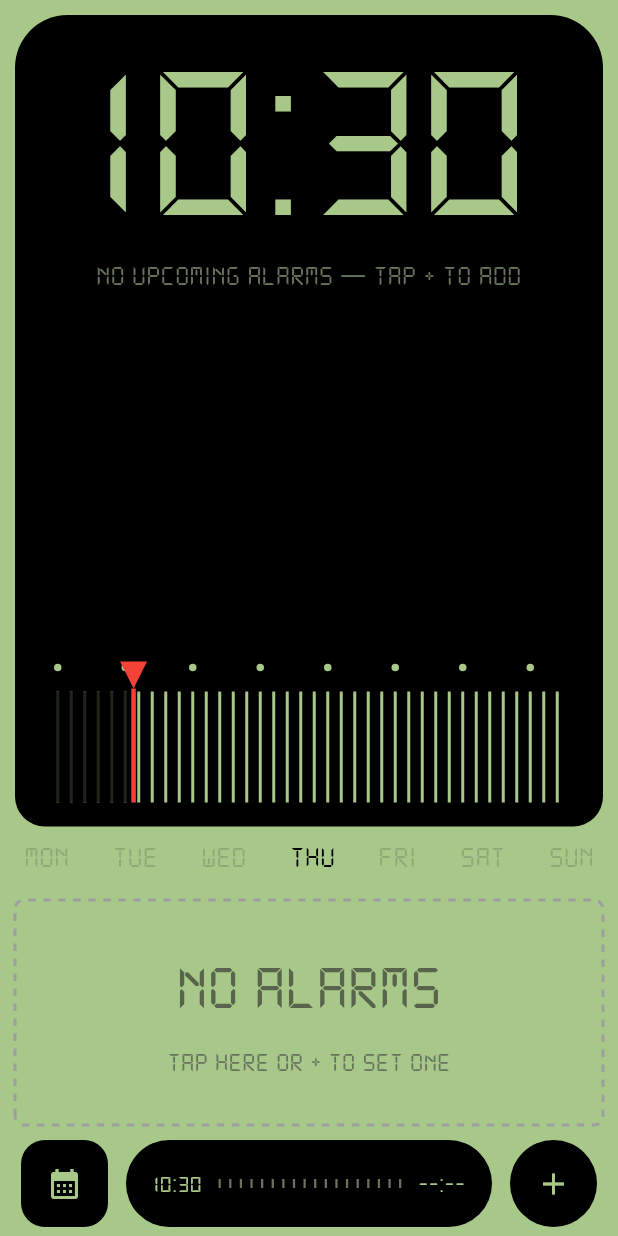
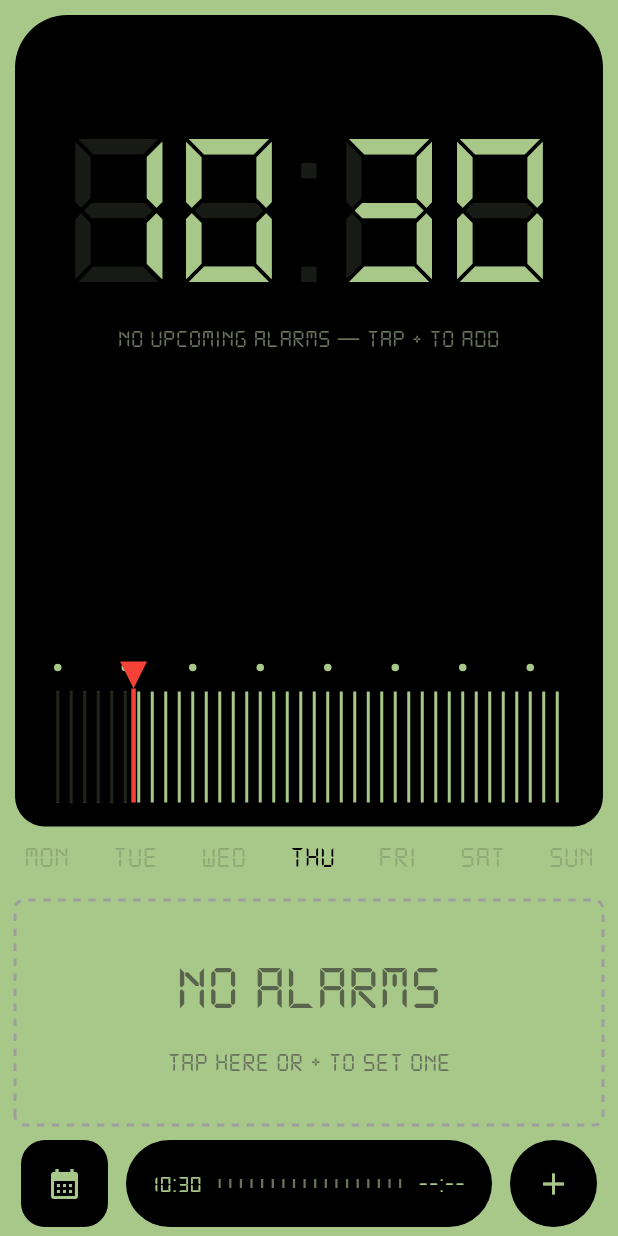
Before and after one commit to notwewnothing/mfaa, a Flutter app: the screen it shows after launch, on a phone screen of 412 x 824 dp. Run offline on Flutter 3.47's test engine with Material 3 defaults, Android fonts, the phone set to English and light mode, and no system bars; drawn by our look-alikes of dotted_border; our stand-ins replace flutter_local_notifications, flutter_timezone, shared_preferences, timezone.

Commit message:
UI finished (kinda :D)

```diff
--- a/lib/pages/clock_dashboard.dart
+++ b/lib/pages/clock_dashboard.dart
@@ -176,7 +176,11 @@ class ClockDashboard extends StatelessWidget {
                   Text(
                     store.nextAlarmSubtitle,
                     textAlign: TextAlign.center,
-                    style: const TextStyle(fontSize: 19, color: _muted),
+                    style: const TextStyle(
+                      fontSize: 17,
+                      color: _muted,
+                      height: -4,
+                    ),
                   ),
                 ],
               ),
@@ -403,20 +407,20 @@ class _LiveClock extends StatefulWidget {
 
 class _LiveClockState extends State<_LiveClock> {
   Timer? _ticker;
-  late String _label = _stamp();
-
-  static String _stamp() {
-    final now = DateTime.now();
-    return '${now.hour.toString().padLeft(2, '0')}:'
-        '${now.minute.toString().padLeft(2, '0')}';
-  }
+  late DateTime _now = DateTime.now();
+  bool _showColon = true;
 
   @override
   void initState() {
     super.initState();
-    _ticker = Timer.periodic(const Duration(seconds: 1), (_) {
-      final next = _stamp();
-      if (next != _label && mounted) setState(() => _label = next);
+
+    _ticker = Timer.periodic(const Duration(milliseconds: 1500), (_) {
+      if (mounted) {
+        setState(() {
+          _now = DateTime.now();
+          _showColon = !_showColon;
+        });
+      }
     });
   }
 
@@ -428,11 +432,45 @@ class _LiveClockState extends State<_LiveClock> {
 
   @override
   Widget build(BuildContext context) {
+    const bgStr = '88:88';
+    final fgStr =
+        '${_now.hour.toString().padLeft(2, '0')}:${_now.minute.toString().padLeft(2, '0')}';
+
     return FittedBox(
       fit: BoxFit.fitWidth,
-      child: Text(
-        _label,
-        style: const TextStyle(fontSize: 150, color: _screen, height: 1),
+      child: Row(
+        mainAxisSize: MainAxisSize.min,
+        children: List.generate(bgStr.length, (i) {
+          final isColon = bgStr[i] == ':';
+          final isActive = !isColon || _showColon;
+          final isOne = fgStr[i] == '1';
+
+          return Stack(
+            alignment: Alignment.centerRight,
+            children: [
+              Text(
+                bgStr[i],
+                style: TextStyle(
+                  fontSize: 150,
+                  color: _dim.withValues(alpha: 0.27),
+                  height: 1.6,
+                ),
+              ),
+              Transform.translate(
+                // fix for the "1" being slightly to the left
+                offset: isOne ? const Offset(7, 0) : Offset.zero,
+                child: Text(
+                  fgStr[i],
+                  style: TextStyle(
+                    fontSize: 150,
+                    color: isActive ? _screen : Colors.transparent,
+                    height: 1,
+                  ),
+                ),
+              ),
+            ],
+          );
+        }),
       ),
     );
   }
```
